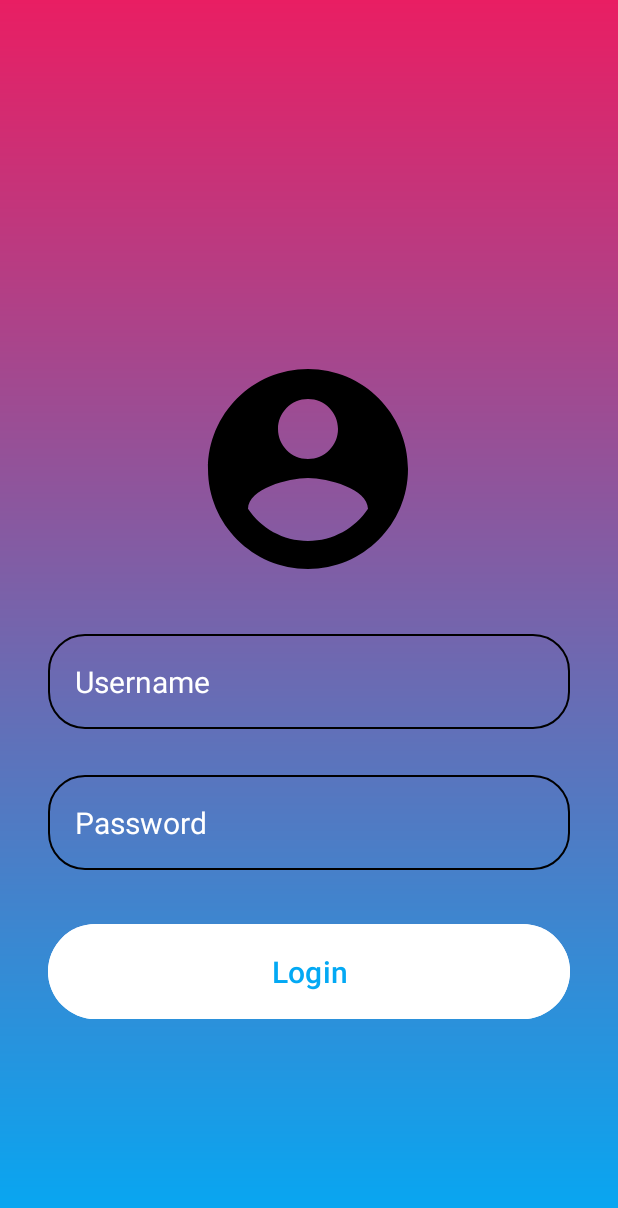
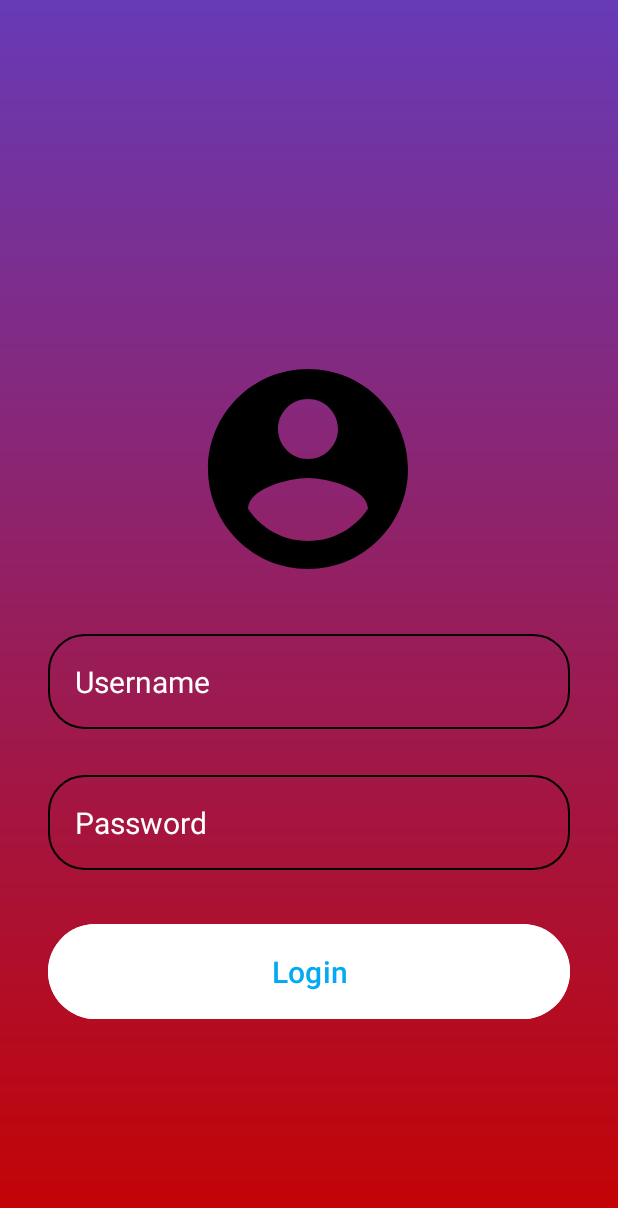
Before and after one commit to Ansia22/SessioneStudio, an Android app: the home screen opened directly, with no data from a screen before it, on a phone screen of 412 x 824 dp. Shown: the top 1208 px of the screen. Run offline under Robolectric (Android 15) with nearby library versions, the phone set to English and light mode, and no system bars.

Commit message:
Update login_background.xml

```diff
--- a/app/src/main/res/drawable/login_background.xml
+++ b/app/src/main/res/drawable/login_background.xml
@@ -1,7 +1,7 @@
 <?xml version="1.0" encoding="utf-8"?>
 <shape xmlns:android="http://schemas.android.com/apk/res/android">
  <gradient android:type="linear" android:angle="100"
-     android:startColor="#E91E63" android:endColor="#03A9F4">
+     android:startColor="#673AB7" android:endColor="#C50202">
 
  </gradient>
 
```
